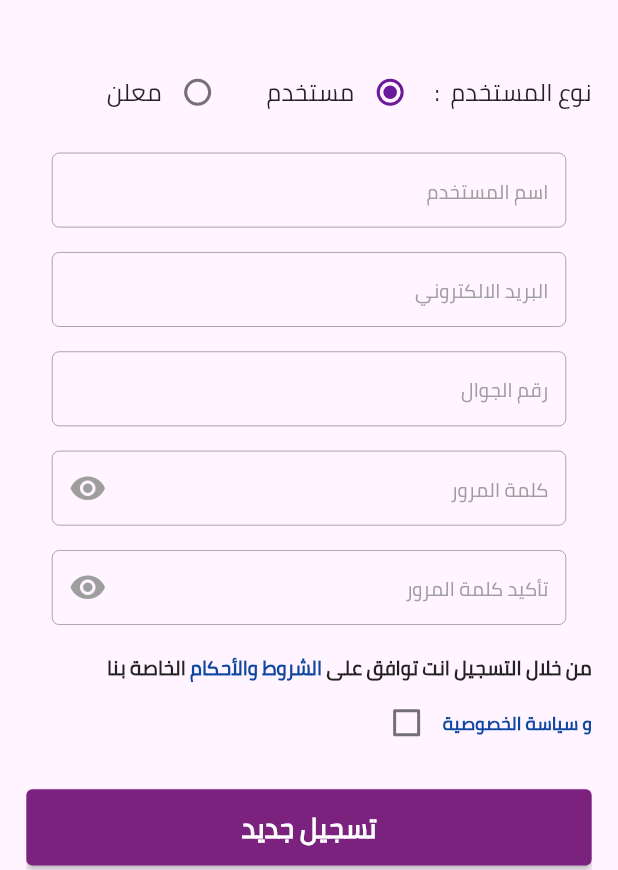
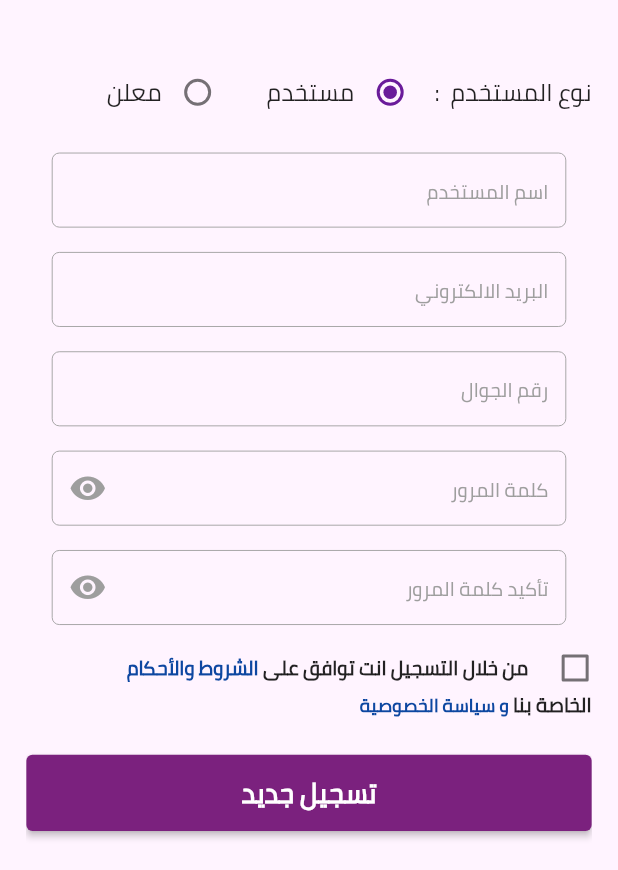
Before and after one commit to nadasaad512/NewBoulevared, a Flutter app: the RegisterScreen screen opened by its route, on a phone screen of 412 x 824 dp, the part 366-1236 px from its top. Run offline on Flutter 3.47's test engine with Material 2 defaults, Android fonts, the phone set to English and light mode, and no system bars; our stand-ins replace flutter_screenutil, flutter_svg, geocoding, geolocator, google_maps_flutter, image_picker and 5 more; missing offline and left inert: flutter_video_info; accounts and stored records are empty; network calls fail; project files that could hold a hidden picture were left out.

Commit message:
NewUp
NewUp

```diff
--- a/lib/main.dart
+++ b/lib/main.dart
@@ -60,6 +60,7 @@ class MyApp extends StatelessWidget {
           initialRoute: '/launch_screen',
           routes: {
             '/launch_screen': (context) => SplashScreen(),
+            '/LOGAIN_SCREEN': (context) => RegisterScreen(),
             '/StoryAdsScreen': (context) => StoryAdsScreen(),
             '/NewAdsScreen': (context) => NewAdsScreen(edit: false,indexAd: 2),
             '/MainScreen': (context) => MainScreen(),
--- a/lib/screens/auth/Register_screen.dart
+++ b/lib/screens/auth/Register_screen.dart
@@ -392,6 +392,22 @@ class _RegisterScreenState extends State<RegisterScreen> with Helpers{
 
                   Row(
                     children: [
+                      SizedBox(
+                        height: 10.h,
+                        width: 20.w,
+                        child: Checkbox(
+                          value: check,
+                          activeColor: Color(0xff7B217E),
+
+                          onChanged: (bool? value) {
+                            setState(() {
+                              check = value!;
+                            });
+                          },
+
+                        ),
+                      ),
+                      SizedBox(width: 20.h,),
 
                       Text("من خلال التسجيل انت توافق على ", style: TextStyle(
                         fontWeight: FontWeight.w600,
@@ -409,17 +425,18 @@ class _RegisterScreenState extends State<RegisterScreen> with Helpers{
                             color: Colors.blue.shade900
                         ),),
                       ),
-                      Text("الخاصة بنا ", style: TextStyle(
-                        fontWeight: FontWeight.w600,
-                        fontSize: 13.sp,
 
-                      ),),
 
 
                     ],
                   ),
                  Row(
                    children: [
+                     Text("الخاصة بنا ", style: TextStyle(
+                       fontWeight: FontWeight.w600,
+                       fontSize: 13.sp,
+
+                     ),),
                      InkWell(
                        onTap: (){
                          Navigator.pushNamed(context, '/privacypolicies');
@@ -434,20 +451,11 @@ class _RegisterScreenState extends State<RegisterScreen> with Helpers{
                          ),),
                        ),
                      ),
-                      Checkbox(
-                        value: check,
-                        activeColor: Color(0xff7B217E),
+                   ],
+                 ),
 
-                        onChanged: (bool? value) {
-                          setState(() {
-                            check = value!;
-                          });
-                        },
 
-                      ),
-                    ],
-                  )
-                 ,
+
                   SizedBox(height: 20.h,),
                   ElevatedButton(
                     onPressed: () async {
@@ -521,6 +529,22 @@ class _RegisterScreenState extends State<RegisterScreen> with Helpers{
 
 
                     children: [
+                      SizedBox(
+                        height: 10.h,
+                        width: 20.w,
+                        child: Checkbox(
+                          value: check,
+                          activeColor: Color(0xff7B217E),
+
+                          onChanged: (bool? value) {
+                            setState(() {
+                              check = value!;
+                            });
+                          },
+
+                        ),
+                      ),
+                      SizedBox(width: 20.h,),
                       Text("من خلال التسجيل انت توافق على ", style: TextStyle(
                         fontWeight: FontWeight.w600,
                         fontSize: 13.sp,
@@ -537,17 +561,18 @@ class _RegisterScreenState extends State<RegisterScreen> with Helpers{
                             color: Colors.blue.shade900
                         ),),
                       ),
-                      Text("الخاصة بنا ", style: TextStyle(
-                        fontWeight: FontWeight.w600,
-                        fontSize: 13.sp,
 
-                      ),),
 
 
                     ],
                   ),
                   Row(
                     children: [
+                      Text("الخاصة بنا ", style: TextStyle(
+                        fontWeight: FontWeight.w600,
+                        fontSize: 13.sp,
+
+                      ),),
                       InkWell(
                         onTap: (){
                           Navigator.pushNamed(context, '/privacypolicies');
@@ -562,17 +587,7 @@ class _RegisterScreenState extends State<RegisterScreen> with Helpers{
                           ),),
                         ),
                       ),
-                      Checkbox(
-                        value: check,
-                        activeColor: Color(0xff7B217E),
 
-                        onChanged: (bool? value) {
-                          setState(() {
-                            check = value!;
-                          });
-                        },
-
-                      ),
                     ],
                   ),
                   SizedBox(height: 20.h,),
--- a/lib/screens/infoclient/Terms and Conditions.dart
+++ b/lib/screens/infoclient/Terms and Conditions.dart
@@ -14,6 +14,8 @@ class TermsandConditions extends StatelessWidget{
   @override
   Widget build(BuildContext context) {
     return BackGround(
+        back: true,
+        rout: '/LOGAIN_SCREEN',
 
         child:Container(
           margin: EdgeInsets.symmetric(horizontal: 20.w),
--- a/lib/screens/infoclient/privacy policies.dart
+++ b/lib/screens/infoclient/privacy policies.dart
@@ -12,6 +12,8 @@ class privacypolicies extends StatelessWidget{
   @override
   Widget build(BuildContext context) {
     return BackGround(
+      back: true,
+        rout: '/LOGAIN_SCREEN',
         child:Container(
           margin: EdgeInsets.symmetric(horizontal: 20.w),
           child: SingleChildScrollView(
--- a/pubspec.yaml
+++ b/pubspec.yaml
@@ -17,7 +17,7 @@ publish_to: 'none' # Remove this line if you wish to publish to pub.dev
 # https://developer.apple.com/library/archive/documentation/General/Reference/InfoPlistKeyReference/Articles/CoreFoundationKeys.html
 # In Windows, build-name is used as the major, minor, and patch parts
 # of the product and file versions while build-number is used as the build suffix.
-version: 1.0.0+1
+version: 1.0.0+3
 
 environment:
   sdk: '>=2.18.2 <3.0.0'
@@ -49,7 +49,7 @@ dependencies:
   wakelock: ^0.6.2
   geolocator: ^9.0.2
   change_app_package_name: ^1.1.0
-  flutter_html: ^2.2.1
+
 
 
 
```
Also changed, not shown: lib/component/main_bac.dart (+4 -5 lines), 1 other file. Lines whose indentation alone changed are shown as unchanged.
